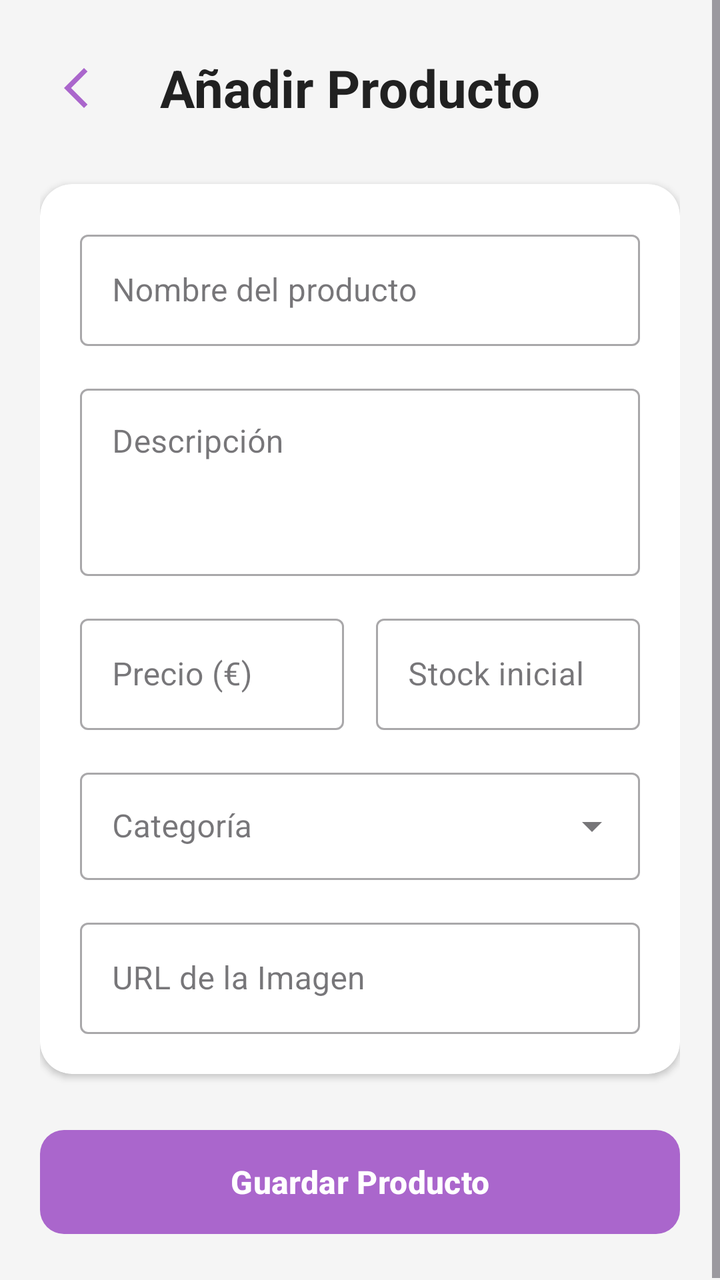
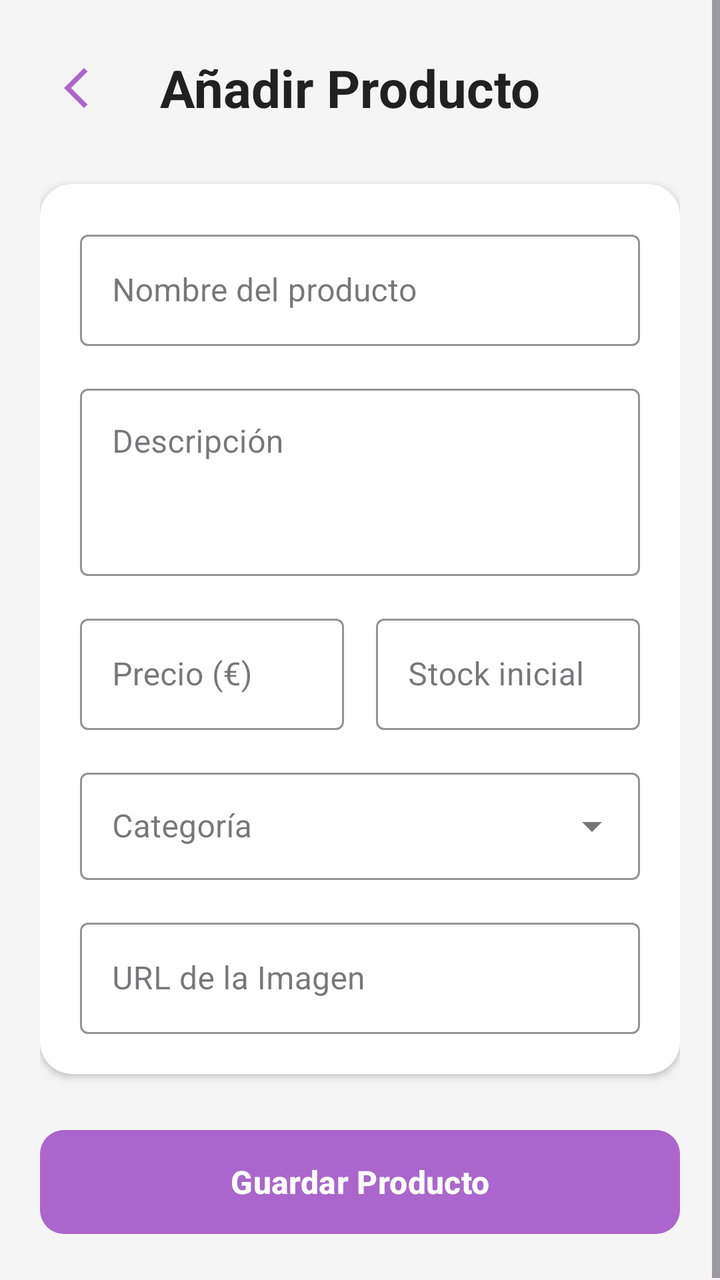

An Android layout rendered at two revisions. The XML below is the earlier revision; the diff shows what the commit changed to produce the second picture.
<!-- AndroidManifest.xml: application theme Theme.ProyectoIntermodularTFG -->
<!-- res/layout/activity_pantalla_crear_producto.xml -->
<?xml version="1.0" encoding="utf-8"?>
<ScrollView xmlns:android="http://schemas.android.com/apk/res/android"
    xmlns:app="http://schemas.android.com/apk/res-auto"
    android:layout_width="match_parent"
    android:layout_height="match_parent"
    android:background="#F5F5F5"
    android:fillViewport="true">

    <LinearLayout
        android:layout_width="match_parent"
        android:layout_height="wrap_content"
        android:orientation="vertical"
        android:padding="20dp">

        <LinearLayout
            android:layout_width="match_parent"
            android:layout_height="wrap_content"
            android:orientation="horizontal"
            android:gravity="center_vertical"
            android:layout_marginBottom="24dp">

            <ImageButton
                android:id="@+id/btnVolverProductos"
                android:layout_width="48dp"
                android:layout_height="48dp"
                android:background="?attr/selectableItemBackgroundBorderless"
                android:contentDescription="Volver a productos"
                android:src="@drawable/outline_arrow_back_ios_24"
                app:tint="@android:color/holo_purple" />

            <TextView
                android:layout_width="wrap_content"
                android:layout_height="wrap_content"
                android:layout_marginStart="12dp"
                android:text="Añadir Producto"
                android:textSize="26sp"
                android:textStyle="bold"
                android:textColor="#212121"/>
        </LinearLayout>

        <com.google.android.material.card.MaterialCardView
            android:layout_width="match_parent"
            android:layout_height="wrap_content"
            android:layout_marginBottom="24dp"
            app:cardBackgroundColor="@android:color/white"
            app:cardCornerRadius="16dp"
            app:cardElevation="2dp"
            app:strokeWidth="0dp">

            <LinearLayout
                android:layout_width="match_parent"
                android:layout_height="wrap_content"
                android:orientation="vertical"
                android:padding="20dp">

                <com.google.android.material.textfield.TextInputLayout
                    style="@style/Widget.MaterialComponents.TextInputLayout.OutlinedBox"
                    android:layout_width="match_parent"
                    android:layout_height="wrap_content"
                    android:layout_marginBottom="16dp"
                    android:hint="Nombre del producto">
                    <com.google.android.material.textfield.TextInputEditText
                        android:id="@+id/etNombreProducto"
                        android:layout_width="match_parent"
                        android:layout_height="wrap_content"
                        android:inputType="textCapSentences"
                        android:maxLines="1"/>
                </com.google.android.material.textfield.TextInputLayout>

                <com.google.android.material.textfield.TextInputLayout
                    style="@style/Widget.MaterialComponents.TextInputLayout.OutlinedBox"
                    android:layout_width="match_parent"
                    android:layout_height="wrap_content"
                    android:layout_marginBottom="16dp"
                    android:hint="Descripción">
                    <com.google.android.material.textfield.TextInputEditText
                        android:id="@+id/etDescripcionProducto"
                        android:layout_width="match_parent"
                        android:layout_height="wrap_content"
                        android:inputType="textMultiLine"
                        android:lines="3"
                        android:gravity="top"/>
                </com.google.android.material.textfield.TextInputLayout>

                <LinearLayout
                    android:layout_width="match_parent"
                    android:layout_height="wrap_content"
                    android:orientation="horizontal"
                    android:baselineAligned="false"
                    android:layout_marginBottom="16dp">

                    <com.google.android.material.textfield.TextInputLayout
                        style="@style/Widget.MaterialComponents.TextInputLayout.OutlinedBox"
                        android:layout_width="0dp"
                        android:layout_height="wrap_content"
                        android:layout_weight="1"
                        android:layout_marginEnd="8dp"
                        android:hint="Precio (€)">
                        <com.google.android.material.textfield.TextInputEditText
                            android:id="@+id/etPrecioProducto"
                            android:layout_width="match_parent"
                            android:layout_height="wrap_content"
                            android:inputType="numberDecimal"
                            android:maxLines="1"/>
                    </com.google.android.material.textfield.TextInputLayout>

                    <com.google.android.material.textfield.TextInputLayout
                        style="@style/Widget.MaterialComponents.TextInputLayout.OutlinedBox"
                        android:layout_width="0dp"
                        android:layout_height="wrap_content"
                        android:layout_weight="1"
                        android:layout_marginStart="8dp"
                        android:hint="Stock inicial">
                        <com.google.android.material.textfield.TextInputEditText
                            android:id="@+id/etStockProducto"
                            android:layout_width="match_parent"
                            android:layout_height="wrap_content"
                            android:inputType="number"
                            android:maxLines="1"/>
                    </com.google.android.material.textfield.TextInputLayout>
                </LinearLayout>

                <com.google.android.material.textfield.TextInputLayout
                    style="@style/Widget.MaterialComponents.TextInputLayout.OutlinedBox.ExposedDropdownMenu"
                    android:layout_width="match_parent"
                    android:layout_height="wrap_content"
                    android:layout_marginBottom="16dp"
                    android:hint="Categoría">
                    <AutoCompleteTextView
                        android:id="@+id/autoCategoria"
                        android:layout_width="match_parent"
                        android:layout_height="wrap_content"
                        android:inputType="none"
                        android:padding="16dp"/>
                </com.google.android.material.textfield.TextInputLayout>

                <com.google.android.material.textfield.TextInputLayout
                    style="@style/Widget.MaterialComponents.TextInputLayout.OutlinedBox"
                    android:layout_width="match_parent"
                    android:layout_height="wrap_content"
                    android:hint="URL de la Imagen">
                    <com.google.android.material.textfield.TextInputEditText
                        android:id="@+id/etImagenProducto"
                        android:layout_width="match_parent"
                        android:layout_height="wrap_content"
                        android:inputType="textUri"
                        android:maxLines="1"/>
                </com.google.android.material.textfield.TextInputLayout>

            </LinearLayout>
        </com.google.android.material.card.MaterialCardView>

        <com.google.android.material.button.MaterialButton
            android:id="@+id/btnGuardarProducto"
            android:layout_width="match_parent"
            android:layout_height="60dp"
            android:text="Guardar Producto"
            android:textSize="16sp"
            android:textStyle="bold"
            android:textColor="@android:color/white"
            app:backgroundTint="@android:color/holo_purple"
            app:cornerRadius="12dp"
            app:elevation="4dp"/>

    </LinearLayout>
</ScrollView>
<!-- resources referenced by this layout -->
<resources>
  <!-- drawable outline_arrow_back_ios_24 (drawable) -->
  <vector xmlns:android="http://schemas.android.com/apk/res/android" android:autoMirrored="true" android:height="24dp" android:tint="#000000" android:viewportHeight="960" android:viewportWidth="960" android:width="24dp">
        
      <path android:fillColor="@android:color/white" android:pathData="M400,880L0,480L400,80L471,151L142,480L471,809L400,880Z"/>
      
  </vector>
  <style name="Theme.ProyectoIntermodularTFG" parent="Base.Theme.ProyectoIntermodularTFG" />
  <style name="Base.Theme.ProyectoIntermodularTFG" parent="Theme.Material3.DayNight.NoActionBar">
          
          
      </style>
</resources>

<!-- the commit's change to res/layout/activity_pantalla_crear_producto.xml (unified diff, before → after) -->
@@ -58,13 +58,16 @@
                     android:layout_width="match_parent"
                     android:layout_height="wrap_content"
                     android:layout_marginBottom="16dp"
-                    android:hint="Nombre del producto">
+                    android:hint="Nombre del producto"
+                    app:hintTextColor="#6B6969"
+                    app:boxStrokeColor="#6B6969">
                     <com.google.android.material.textfield.TextInputEditText
                         android:id="@+id/etNombreProducto"
                         android:layout_width="match_parent"
                         android:layout_height="wrap_content"
                         android:inputType="textCapSentences"
-                        android:maxLines="1"/>
+                        android:maxLines="1"
+                        android:textColor="#6B6969"/>
                 </com.google.android.material.textfield.TextInputLayout>
 
                 <com.google.android.material.textfield.TextInputLayout
@@ -72,14 +75,17 @@
                     android:layout_width="match_parent"
                     android:layout_height="wrap_content"
                     android:layout_marginBottom="16dp"
-                    android:hint="Descripción">
+                    android:hint="Descripción"
+                    app:hintTextColor="#6B6969"
+                    app:boxStrokeColor="#6B6969">
                     <com.google.android.material.textfield.TextInputEditText
                         android:id="@+id/etDescripcionProducto"
                         android:layout_width="match_parent"
                         android:layout_height="wrap_content"
                         android:inputType="textMultiLine"
                         android:lines="3"
-                        android:gravity="top"/>
+                        android:gravity="top"
+                        android:textColor="#6B6969"/>
                 </com.google.android.material.textfield.TextInputLayout>
 
                 <LinearLayout
@@ -95,13 +101,16 @@
                         android:layout_height="wrap_content"
                         android:layout_weight="1"
                         android:layout_marginEnd="8dp"
-                        android:hint="Precio (€)">
+                        android:hint="Precio (€)"
+                        app:hintTextColor="#6B6969"
+                        app:boxStrokeColor="#6B6969">
                         <com.google.android.material.textfield.TextInputEditText
                             android:id="@+id/etPrecioProducto"
                             android:layout_width="match_parent"
                             android:layout_height="wrap_content"
                             android:inputType="numberDecimal"
-                            android:maxLines="1"/>
+                            android:maxLines="1"
+                            android:textColor="#6B6969"/>
                     </com.google.android.material.textfield.TextInputLayout>
 
                     <com.google.android.material.textfield.TextInputLayout
@@ -110,13 +119,16 @@
                         android:layout_height="wrap_content"
                         android:layout_weight="1"
                         android:layout_marginStart="8dp"
-                        android:hint="Stock inicial">
+                        android:hint="Stock inicial"
+                        app:hintTextColor="#6B6969"
+                        app:boxStrokeColor="#6B6969">
                         <com.google.android.material.textfield.TextInputEditText
                             android:id="@+id/etStockProducto"
                             android:layout_width="match_parent"
                             android:layout_height="wrap_content"
                             android:inputType="number"
-                            android:maxLines="1"/>
+                            android:maxLines="1"
+                            android:textColor="#6B6969"/>
                     </com.google.android.material.textfield.TextInputLayout>
                 </LinearLayout>
 
@@ -125,26 +137,32 @@
                     android:layout_width="match_parent"
                     android:layout_height="wrap_content"
                     android:layout_marginBottom="16dp"
-                    android:hint="Categoría">
+                    android:hint="Categoría"
+                    app:hintTextColor="#6B6969"
+                    app:boxStrokeColor="#6B6969">
                     <AutoCompleteTextView
                         android:id="@+id/autoCategoria"
                         android:layout_width="match_parent"
                         android:layout_height="wrap_content"
                         android:inputType="none"
-                        android:padding="16dp"/>
+                        android:padding="16dp"
+                        android:textColor="#6B6969"/>
                 </com.google.android.material.textfield.TextInputLayout>
 
                 <com.google.android.material.textfield.TextInputLayout
                     style="@style/Widget.MaterialComponents.TextInputLayout.OutlinedBox"
                     android:layout_width="match_parent"
                     android:layout_height="wrap_content"
-                    android:hint="URL de la Imagen">
+                    android:hint="URL de la Imagen"
+                    app:hintTextColor="#6B6969"
+                    app:boxStrokeColor="#6B6969">
                     <com.google.android.material.textfield.TextInputEditText
                         android:id="@+id/etImagenProducto"
                         android:layout_width="match_parent"
                         android:layout_height="wrap_content"
                         android:inputType="textUri"
-                        android:maxLines="1"/>
+                        android:maxLines="1"
+                        android:textColor="#6B6969"/>
                 </com.google.android.material.textfield.TextInputLayout>
 
             </LinearLayout>
